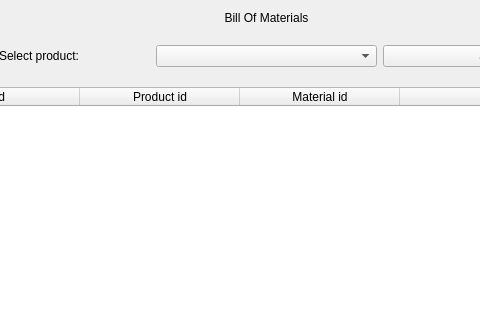
Qt form ui/BOMView.ui (MagdaOleksandrTeam/ProductionPlanner) before a commit; both pictures show x 92 to 572 and y 0 to 320 of the 717 by 584 pixel window.
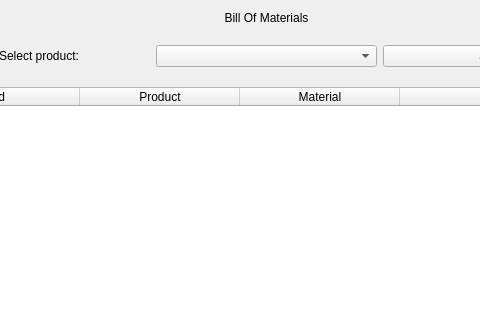
The same form after that commit.

Patch:
```diff
--- a/ui/BOMView.ui
+++ b/ui/BOMView.ui
@@ -116,12 +116,12 @@
      </column>
      <column>
       <property name="text">
-       <string>Product id</string>
+       <string>Product</string>
       </property>
      </column>
      <column>
       <property name="text">
-       <string>Material id</string>
+       <string>Material</string>
       </property>
      </column>
      <column>
```
